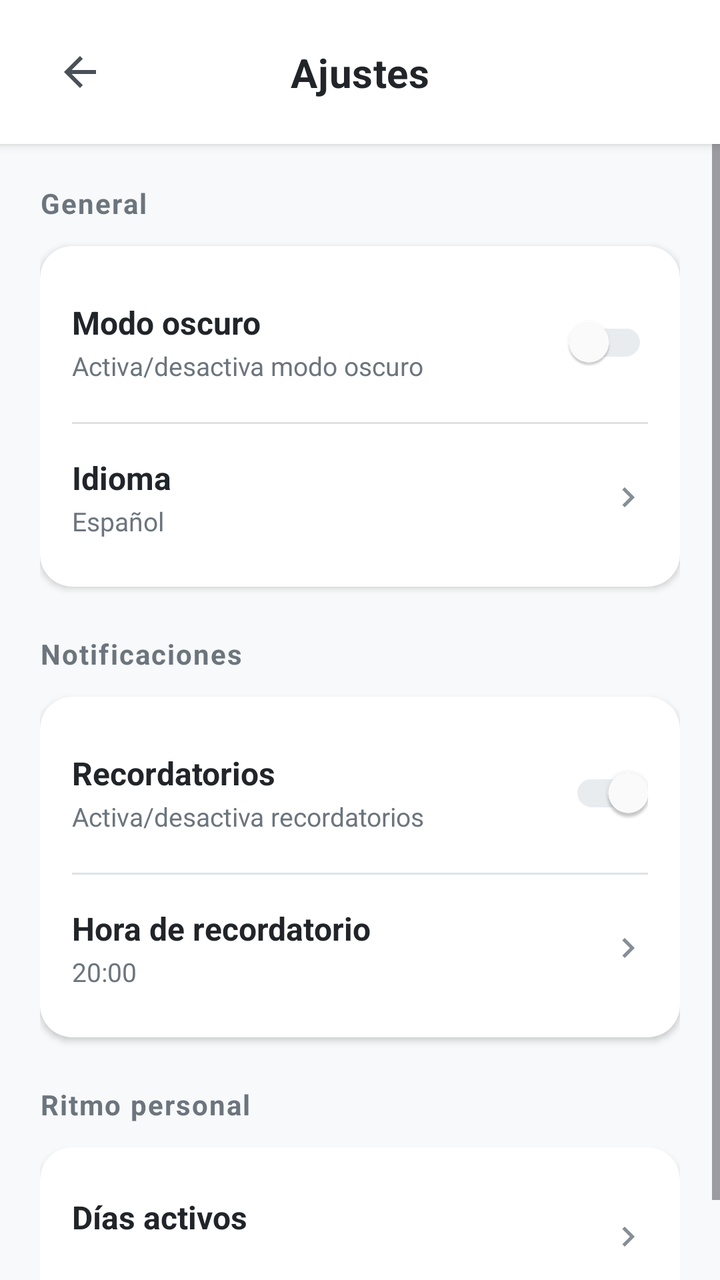
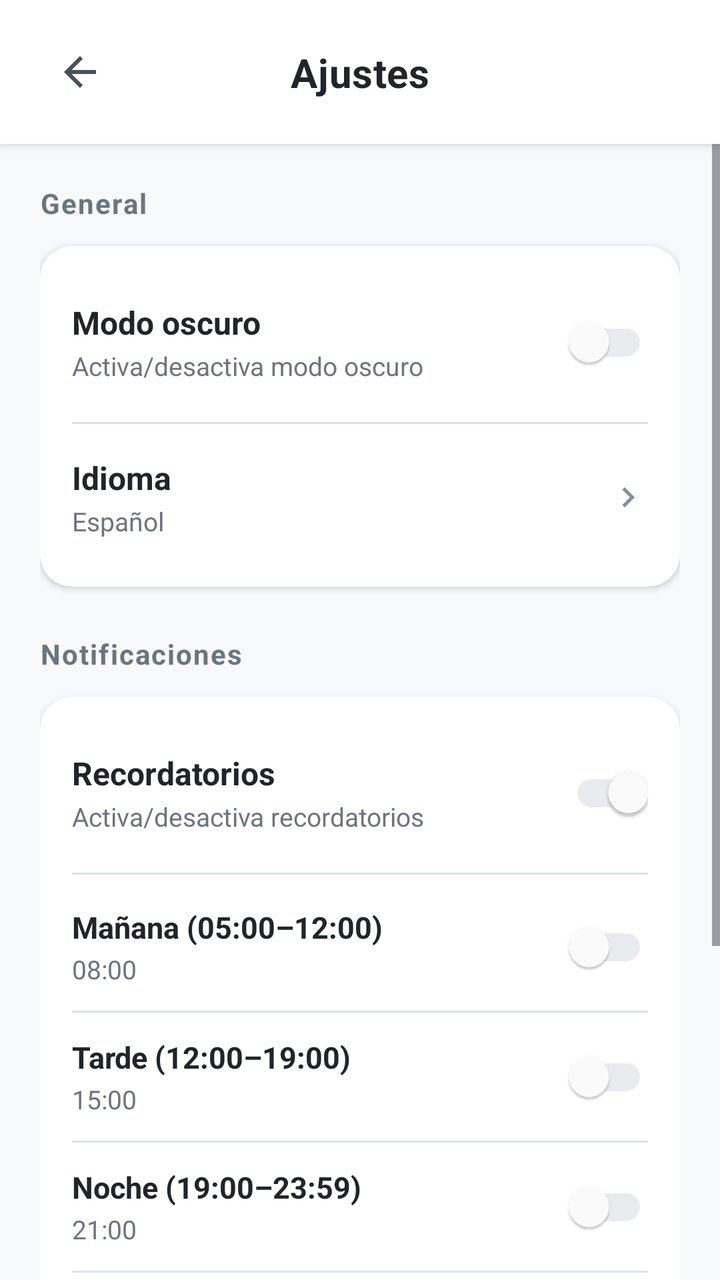

Compare the two renders of this Android layout. The source of the first and the diff that turns it into the second are given below.
<!-- AndroidManifest.xml: application theme Theme.Pace -->
<!-- res/layout/activity_settings.xml -->
<?xml version="1.0" encoding="utf-8"?>
<androidx.constraintlayout.widget.ConstraintLayout
    xmlns:android="http://schemas.android.com/apk/res/android"
    xmlns:app="http://schemas.android.com/apk/res-auto"
    android:layout_width="match_parent"
    android:layout_height="match_parent"
    android:background="@color/background_primary">

    
    <androidx.constraintlayout.widget.ConstraintLayout
        android:id="@+id/headerLayout"
        android:layout_width="0dp"
        android:layout_height="wrap_content"
        android:background="@color/background_card"
        android:elevation="3dp"
        android:paddingTop="16dp"
        android:paddingBottom="16dp"
        android:paddingStart="20dp"
        android:paddingEnd="20dp"
        app:layout_constraintTop_toTopOf="parent"
        app:layout_constraintStart_toStartOf="parent"
        app:layout_constraintEnd_toEndOf="parent">

        
        <ImageButton
            android:id="@+id/backButton"
            android:layout_width="40dp"
            android:layout_height="40dp"
            android:src="@drawable/ic_arrow_back"
            android:background="?attr/selectableItemBackgroundBorderless"
            android:contentDescription="Volver"
            android:scaleType="centerInside"
            app:tint="@color/accent_primary"
            app:layout_constraintTop_toTopOf="parent"
            app:layout_constraintBottom_toBottomOf="parent"
            app:layout_constraintStart_toStartOf="parent" />

        
        <TextView
            android:layout_width="wrap_content"
            android:layout_height="wrap_content"
            android:text="@string/title_stngs"
            android:textSize="20sp"
            android:textStyle="bold"
            android:textColor="@color/text_primary"
            android:letterSpacing="0.01"
            app:layout_constraintTop_toTopOf="parent"
            app:layout_constraintBottom_toBottomOf="parent"
            app:layout_constraintStart_toStartOf="parent"
            app:layout_constraintEnd_toEndOf="parent" />

    </androidx.constraintlayout.widget.ConstraintLayout>

    
    <ScrollView
        android:layout_width="0dp"
        android:layout_height="0dp"
        android:fillViewport="true"
        app:layout_constraintTop_toBottomOf="@id/headerLayout"
        app:layout_constraintBottom_toBottomOf="parent"
        app:layout_constraintStart_toStartOf="parent"
        app:layout_constraintEnd_toEndOf="parent">

        <LinearLayout
            android:layout_width="match_parent"
            android:layout_height="wrap_content"
            android:orientation="vertical"
            android:padding="20dp">

            
            <TextView
                android:layout_width="wrap_content"
                android:layout_height="wrap_content"
                android:text="@string/title_gnrl"
                android:textSize="14sp"
                android:textStyle="bold"
                android:textColor="@color/text_secondary"
                android:letterSpacing="0.05"
                android:layout_marginBottom="12dp" />

            
            <com.google.android.material.card.MaterialCardView
                android:layout_width="match_parent"
                android:layout_height="wrap_content"
                android:layout_marginBottom="24dp"
                app:cardCornerRadius="16dp"
                app:cardElevation="2dp"
                app:strokeWidth="0dp"
                app:cardBackgroundColor="@color/background_card">

                <LinearLayout
                    android:layout_width="match_parent"
                    android:layout_height="wrap_content"
                    android:orientation="vertical"
                    android:padding="16dp">

                    
                    <LinearLayout
                        android:layout_width="match_parent"
                        android:layout_height="wrap_content"
                        android:orientation="horizontal"
                        android:gravity="center_vertical"
                        android:paddingTop="8dp"
                        android:paddingBottom="8dp">

                        <LinearLayout
                            android:layout_width="0dp"
                            android:layout_height="wrap_content"
                            android:layout_weight="1"
                            android:orientation="vertical">

                            <TextView
                                android:layout_width="wrap_content"
                                android:layout_height="wrap_content"
                                android:text="@string/dark_mode"
                                android:textSize="16sp"
                                android:textColor="@color/text_primary"
                                android:textStyle="bold" />

                            <TextView
                                android:layout_width="wrap_content"
                                android:layout_height="wrap_content"
                                android:text="@string/sub_dark_mode"
                                android:textSize="13sp"
                                android:textColor="@color/text_secondary"
                                android:layout_marginTop="2dp" />

                        </LinearLayout>

                        <com.google.android.material.switchmaterial.SwitchMaterial
                            android:id="@+id/darkModeSwitch"
                            android:layout_width="wrap_content"
                            android:layout_height="wrap_content"
                            app:thumbTint="@color/white"
                            app:trackTint="@color/accent_secondary"
                            app:trackTintMode="src_in" />

                    </LinearLayout>

                    
                    <View
                        android:layout_width="match_parent"
                        android:layout_height="1dp"
                        android:background="@color/border_color"
                        android:layout_marginTop="8dp"
                        android:layout_marginBottom="8dp" />

                    
                    <LinearLayout
                        android:id="@+id/languageOption"
                        android:layout_width="match_parent"
                        android:layout_height="wrap_content"
                        android:orientation="horizontal"
                        android:gravity="center_vertical"
                        android:paddingTop="8dp"
                        android:paddingBottom="8dp"
                        android:clickable="true"
                        android:focusable="true"
                        android:background="?attr/selectableItemBackground">

                        <LinearLayout
                            android:layout_width="0dp"
                            android:layout_height="wrap_content"
                            android:layout_weight="1"
                            android:orientation="vertical">

                            <TextView
                                android:layout_width="wrap_content"
                                android:layout_height="wrap_content"
                                android:text="@string/idiom"
                                android:textSize="16sp"
                                android:textColor="@color/text_primary"
                                android:textStyle="bold" />

                            <TextView
                                android:id="@+id/currentLanguageText"
                                android:layout_width="wrap_content"
                                android:layout_height="wrap_content"
                                android:text="@string/sub_idiom"
                                android:textSize="13sp"
                                android:textColor="@color/text_secondary"
                                android:layout_marginTop="2dp" />

                        </LinearLayout>

                        <ImageView
                            android:layout_width="20dp"
                            android:layout_height="20dp"
                            android:src="@drawable/ic_arrow_right"
                            android:contentDescription="Cambiar idioma"
                            app:tint="@color/icon_color" />

                    </LinearLayout>

                </LinearLayout>

            </com.google.android.material.card.MaterialCardView>

            
            <TextView
                android:layout_width="wrap_content"
                android:layout_height="wrap_content"
                android:text="@string/title_ntf"
                android:textSize="14sp"
                android:textStyle="bold"
                android:textColor="@color/text_secondary"
                android:letterSpacing="0.05"
                android:layout_marginBottom="12dp" />

            
            <com.google.android.material.card.MaterialCardView
                android:layout_width="match_parent"
                android:layout_height="wrap_content"
                android:layout_marginBottom="24dp"
                app:cardCornerRadius="16dp"
                app:cardElevation="2dp"
                app:strokeWidth="0dp"
                app:cardBackgroundColor="@color/background_card">

                <LinearLayout
                    android:layout_width="match_parent"
                    android:layout_height="wrap_content"
                    android:orientation="vertical"
                    android:padding="16dp">

                    
                    <LinearLayout
                        android:layout_width="match_parent"
                        android:layout_height="wrap_content"
                        android:orientation="horizontal"
                        android:gravity="center_vertical"
                        android:paddingTop="8dp"
                        android:paddingBottom="8dp">

                        <LinearLayout
                            android:layout_width="0dp"
                            android:layout_height="wrap_content"
                            android:layout_weight="1"
                            android:orientation="vertical">

                            <TextView
                                android:layout_width="wrap_content"
                                android:layout_height="wrap_content"
                                android:text="@string/remember"
                                android:textSize="16sp"
                                android:textColor="@color/text_primary"
                                android:textStyle="bold" />

                            <TextView
                                android:layout_width="wrap_content"
                                android:layout_height="wrap_content"
                                android:text="@string/sub_remember"
                                android:textSize="13sp"
                                android:textColor="@color/text_secondary"
                                android:layout_marginTop="2dp" />

                        </LinearLayout>

                        <com.google.android.material.switchmaterial.SwitchMaterial
                            android:id="@+id/remindersSwitch"
                            android:layout_width="wrap_content"
                            android:layout_height="wrap_content"
                            android:checked="true"
                            app:thumbTint="@color/white"
                            app:trackTint="@color/accent_secondary"
                            app:trackTintMode="src_in" />

                    </LinearLayout>

                    
                    <View
                        android:layout_width="match_parent"
                        android:layout_height="1dp"
                        android:background="@color/border_color"
                        android:layout_marginTop="8dp"
                        android:layout_marginBottom="8dp" />

                    
                    <LinearLayout
                        android:id="@+id/reminderTimeOption"
                        android:layout_width="match_parent"
                        android:layout_height="wrap_content"
                        android:orientation="horizontal"
                        android:gravity="center_vertical"
                        android:paddingTop="8dp"
                        android:paddingBottom="8dp"
                        android:clickable="true"
                        android:focusable="true"
                        android:background="?attr/selectableItemBackground">

                        <LinearLayout
                            android:layout_width="0dp"
                            android:layout_height="wrap_content"
                            android:layout_weight="1"
                            android:orientation="vertical">

                            <TextView
                                android:layout_width="wrap_content"
                                android:layout_height="wrap_content"
                                android:text="@string/time"
                                android:textSize="16sp"
                                android:textColor="@color/text_primary"
                                android:textStyle="bold" />

                            <TextView
                                android:id="@+id/reminderTimeText"
                                android:layout_width="wrap_content"
                                android:layout_height="wrap_content"
                                android:text="20:00"
                                android:textSize="13sp"
                                android:textColor="@color/text_secondary"
                                android:layout_marginTop="2dp" />

                        </LinearLayout>

                        <ImageView
                            android:layout_width="20dp"
                            android:layout_height="20dp"
                            android:src="@drawable/ic_arrow_right"
                            android:contentDescription="Cambiar hora"
                            app:tint="@color/icon_color" />

                    </LinearLayout>

                </LinearLayout>

            </com.google.android.material.card.MaterialCardView>

            
            <TextView
                android:layout_width="wrap_content"
                android:layout_height="wrap_content"
                android:text="@string/title_rithm"
                android:textSize="14sp"
                android:textStyle="bold"
                android:textColor="@color/text_secondary"
                android:letterSpacing="0.05"
                android:layout_marginBottom="12dp" />

            
            <com.google.android.material.card.MaterialCardView
                android:layout_width="match_parent"
                android:layout_height="wrap_content"
                app:cardCornerRadius="16dp"
                app:cardElevation="2dp"
                app:strokeWidth="0dp"
                app:cardBackgroundColor="@color/background_card">

                <LinearLayout
                    android:layout_width="match_parent"
                    android:layout_height="wrap_content"
                    android:orientation="vertical"
                    android:padding="16dp">

                    
                    <LinearLayout
                        android:id="@+id/activeDaysOption"
                        android:layout_width="match_parent"
                        android:layout_height="wrap_content"
                        android:orientation="horizontal"
                        android:gravity="center_vertical"
                        android:paddingTop="8dp"
                        android:paddingBottom="8dp"
                        android:clickable="true"
                        android:focusable="true"
                        android:background="?attr/selectableItemBackground">

                        <LinearLayout
                            android:layout_width="0dp"
                            android:layout_height="wrap_content"
                            android:layout_weight="1"
                            android:orientation="vertical">

                            <TextView
                                android:layout_width="wrap_content"
                                android:layout_height="wrap_content"
                                android:text="@string/active_days_title"
                                android:textSize="16sp"
                                android:textColor="@color/text_primary"
                                android:textStyle="bold" />

                            <TextView
                                android:id="@+id/activeDaysText"
                                android:layout_width="wrap_content"
                                android:layout_height="wrap_content"
                                android:text=""
                                android:textSize="13sp"
                                android:textColor="@color/text_secondary"
                                android:layout_marginTop="2dp" />

                        </LinearLayout>

                        <ImageView
                            android:layout_width="20dp"
                            android:layout_height="20dp"
                            android:src="@drawable/ic_arrow_right"
                            android:contentDescription="Configurar días"
                            app:tint="@color/icon_color" />

                    </LinearLayout>

                </LinearLayout>

            </com.google.android.material.card.MaterialCardView>

        </LinearLayout>

    </ScrollView>

</androidx.constraintlayout.widget.ConstraintLayout>
<!-- resources referenced by this layout -->
<resources>
  <color name="accent_primary">#495057</color>
  <color name="accent_secondary">#E9ECEF</color>
  <color name="background_card">#FFFFFF</color>
  <color name="background_primary">#F8F9FA</color>
  <color name="border_color">#DEE2E6</color>
  <color name="icon_color">#868E96</color>
  <color name="text_primary">#212529</color>
  <color name="text_secondary">#6C757D</color>
  <color name="white">#FFFFFFFF</color>
  <!-- drawable ic_arrow_back (drawable) -->
  <vector xmlns:android="http://schemas.android.com/apk/res/android"
      android:width="24dp"
      android:height="24dp"
      android:viewportWidth="24"
      android:viewportHeight="24">
      <path
          android:fillColor="@color/accent_primary"
          android:pathData="M20,11H7.83l5.59,-5.59L12,4l-8,8 8,8 1.41,-1.41L7.83,13H20v-2z"/>
  </vector>
  <!-- drawable ic_arrow_right (drawable) -->
  <vector xmlns:android="http://schemas.android.com/apk/res/android"
      android:width="24dp"
      android:height="24dp"
      android:viewportWidth="24"
      android:viewportHeight="24">
      <path
          android:fillColor="@color/icon_color"
          android:pathData="M8.59,16.59L13.17,12 8.59,7.41 10,6l6,6 -6,6 -1.41,-1.41z"/>
  </vector>
  <string name="active_days_title">Días activos</string>
  <string name="dark_mode">Modo oscuro</string>
  <string name="idiom">Idioma</string>
  <string name="remember">Recordatorios</string>
  <string name="sub_dark_mode">Activa/desactiva modo oscuro</string>
  <string name="sub_idiom">Español</string>
  <string name="sub_remember">Activa/desactiva recordatorios</string>
  <string name="time">Hora de recordatorio</string>
  <string name="title_gnrl">General</string>
  <string name="title_ntf">Notificaciones</string>
  <string name="title_rithm">Ritmo personal</string>
  <string name="title_stngs">Ajustes</string>
  <style name="Theme.Pace" parent="Base.Theme.Pace" />
  <style name="Base.Theme.Pace" parent="Theme.Material3.DayNight.NoActionBar">
          
          <item name="android:statusBarColor">@color/black</item>
          <item name="android:windowOptOutEdgeToEdgeEnforcement" tools:targetApi="35">true</item>
      </style>
  <color name="black">#FF000000</color>
</resources>

<!-- the commit's change to res/layout/activity_settings.xml (unified diff, before → after) -->
@@ -277,50 +277,220 @@
 
                     
                     <LinearLayout
-                        android:id="@+id/reminderTimeOption"
-                        android:layout_width="match_parent"
-                        android:layout_height="wrap_content"
-                        android:orientation="horizontal"
-                        android:gravity="center_vertical"
-                        android:paddingTop="8dp"
-                        android:paddingBottom="8dp"
-                        android:clickable="true"
-                        android:focusable="true"
-                        android:background="?attr/selectableItemBackground">
-
-                        <LinearLayout
-                            android:layout_width="0dp"
-                            android:layout_height="wrap_content"
-                            android:layout_weight="1"
-                            android:orientation="vertical">
-
-                            <TextView
-                                android:layout_width="wrap_content"
-                                android:layout_height="wrap_content"
-                                android:text="@string/time"
-                                android:textSize="16sp"
-                                android:textColor="@color/text_primary"
-                                android:textStyle="bold" />
-
-                            <TextView
-                                android:id="@+id/reminderTimeText"
-                                android:layout_width="wrap_content"
-                                android:layout_height="wrap_content"
-                                android:text="20:00"
-                                android:textSize="13sp"
-                                android:textColor="@color/text_secondary"
-                                android:layout_marginTop="2dp" />
-
-                        </LinearLayout>
-
-                        <ImageView
-                            android:layout_width="20dp"
-                            android:layout_height="20dp"
-                            android:src="@drawable/ic_arrow_right"
-                            android:contentDescription="Cambiar hora"
-                            app:tint="@color/icon_color" />
-
-                    </LinearLayout>
+                        android:layout_width="match_parent"
+                        android:layout_height="wrap_content"
+                        android:orientation="horizontal"
+                        android:gravity="center_vertical"
+                        android:paddingTop="4dp"
+                        android:paddingBottom="4dp">
+
+                        <LinearLayout
+                            android:id="@+id/morningTimeOption"
+                            android:layout_width="0dp"
+                            android:layout_height="wrap_content"
+                            android:layout_weight="1"
+                            android:orientation="vertical"
+                            android:clickable="true"
+                            android:focusable="true"
+                            android:background="?attr/selectableItemBackground">
+
+                            <TextView
+                                android:layout_width="wrap_content"
+                                android:layout_height="wrap_content"
+                                android:text="@string/reminder_morning"
+                                android:textSize="15sp"
+                                android:textColor="@color/text_primary"
+                                android:textStyle="bold" />
+
+                            <TextView
+                                android:id="@+id/morningTimeText"
+                                android:layout_width="wrap_content"
+                                android:layout_height="wrap_content"
+                                android:text="08:00"
+                                android:textSize="13sp"
+                                android:textColor="@color/text_secondary"
+                                android:layout_marginTop="2dp" />
+
+                        </LinearLayout>
+
+                        <com.google.android.material.switchmaterial.SwitchMaterial
+                            android:id="@+id/morningSwitch"
+                            android:layout_width="wrap_content"
+                            android:layout_height="wrap_content"
+                            app:thumbTint="@color/white"
+                            app:trackTint="@color/accent_secondary"
+                            app:trackTintMode="src_in" />
+
+                    </LinearLayout>
+
+                    
+                    <View
+                        android:layout_width="match_parent"
+                        android:layout_height="1dp"
+                        android:background="@color/border_color"
+                        android:layout_marginTop="4dp"
+                        android:layout_marginBottom="4dp" />
+
+                    
+                    <LinearLayout
+                        android:layout_width="match_parent"
+                        android:layout_height="wrap_content"
+                        android:orientation="horizontal"
+                        android:gravity="center_vertical"
+                        android:paddingTop="4dp"
+                        android:paddingBottom="4dp">
+
+                        <LinearLayout
+                            android:id="@+id/afternoonTimeOption"
+                            android:layout_width="0dp"
+                            android:layout_height="wrap_content"
+                            android:layout_weight="1"
+                            android:orientation="vertical"
+                            android:clickable="true"
+                            android:focusable="true"
+                            android:background="?attr/selectableItemBackground">
+
+                            <TextView
+                                android:layout_width="wrap_content"
+                                android:layout_height="wrap_content"
+                                android:text="@string/reminder_afternoon"
+                                android:textSize="15sp"
+                                android:textColor="@color/text_primary"
+                                android:textStyle="bold" />
+
+                            <TextView
+                                android:id="@+id/afternoonTimeText"
+                                android:layout_width="wrap_content"
+                                android:layout_height="wrap_content"
+                                android:text="15:00"
+                                android:textSize="13sp"
+                                android:textColor="@color/text_secondary"
+                                android:layout_marginTop="2dp" />
+
+                        </LinearLayout>
+
+                        <com.google.android.material.switchmaterial.SwitchMaterial
+                            android:id="@+id/afternoonSwitch"
+                            android:layout_width="wrap_content"
+                            android:layout_height="wrap_content"
+                            app:thumbTint="@color/white"
+                            app:trackTint="@color/accent_secondary"
+                            app:trackTintMode="src_in" />
+
+                    </LinearLayout>
+
+                    
+                    <View
+                        android:layout_width="match_parent"
+                        android:layout_height="1dp"
+                        android:background="@color/border_color"
+                        android:layout_marginTop="4dp"
+                        android:layout_marginBottom="4dp" />
+
+                    
+                    <LinearLayout
+                        android:layout_width="match_parent"
+                        android:layout_height="wrap_content"
+                        android:orientation="horizontal"
+                        android:gravity="center_vertical"
+                        android:paddingTop="4dp"
+                        android:paddingBottom="4dp">
+
+                        <LinearLayout
+                            android:id="@+id/eveningTimeOption"
+                            android:layout_width="0dp"
+                            android:layout_height="wrap_content"
+                            android:layout_weight="1"
+                            android:orientation="vertical"
+                            android:clickable="true"
+                            android:focusable="true"
+                            android:background="?attr/selectableItemBackground">
+
+                            <TextView
+                                android:layout_width="wrap_content"
+                                android:layout_height="wrap_content"
+                                android:text="@string/reminder_evening"
+                                android:textSize="15sp"
+                                android:textColor="@color/text_primary"
+                                android:textStyle="bold" />
+
+                            <TextView
+                                android:id="@+id/eveningTimeText"
+                                android:layout_width="wrap_content"
+                                android:layout_height="wrap_content"
+                                android:text="21:00"
+                                android:textSize="13sp"
+                                android:textColor="@color/text_secondary"
+                                android:layout_marginTop="2dp" />
+
+                        </LinearLayout>
+
+                        <com.google.android.material.switchmaterial.SwitchMaterial
+                            android:id="@+id/eveningSwitch"
+                            android:layout_width="wrap_content"
+                            android:layout_height="wrap_content"
+                            app:thumbTint="@color/white"
+                            app:trackTint="@color/accent_secondary"
+                            app:trackTintMode="src_in" />
+
+                    </LinearLayout>
+
+                    
+                    <View
+                        android:layout_width="match_parent"
+                        android:layout_height="1dp"
+                        android:background="@color/border_color"
+                        android:layout_marginTop="4dp"
+                        android:layout_marginBottom="4dp" />
+
+                    
+                    <LinearLayout
+                        android:layout_width="match_parent"
+                        android:layout_height="wrap_content"
+                        android:orientation="horizontal"
+                        android:gravity="center_vertical"
+                        android:paddingTop="4dp"
+                        android:paddingBottom="4dp">
+
+                        <LinearLayout
+                            android:id="@+id/allDayTimeOption"
+                            android:layout_width="0dp"
+                            android:layout_height="wrap_content"
+                            android:layout_weight="1"
+                            android:orientation="vertical"
+                            android:clickable="true"
+                            android:focusable="true"
+                            android:background="?attr/selectableItemBackground">
+
+                            <TextView
+                                android:layout_width="wrap_content"
+                                android:layout_height="wrap_content"
+                                android:text="@string/reminder_allday"
+                                android:textSize="15sp"
+                                android:textColor="@color/text_primary"
+                                android:textStyle="bold" />
+
+                            <TextView
+                                android:id="@+id/allDayTimeText"
+                                android:layout_width="wrap_content"
+                                android:layout_height="wrap_content"
+                                android:text="09:00"
+                                android:textSize="13sp"
+                                android:textColor="@color/text_secondary"
+                                android:layout_marginTop="2dp" />
+
+                        </LinearLayout>
+
+                        <com.google.android.material.switchmaterial.SwitchMaterial
+                            android:id="@+id/allDaySwitch"
+                            android:layout_width="wrap_content"
+                            android:layout_height="wrap_content"
+                            app:thumbTint="@color/white"
+                            app:trackTint="@color/accent_secondary"
+                            app:trackTintMode="src_in" />
+
+                    </LinearLayout>
+
 
                 </LinearLayout>
 
<!-- resource entries referenced after the edit -->
@@ -33,10 +33,13 @@
   <string name="dark_mode">Modo oscuro</string>
   <string name="idiom">Idioma</string>
   <string name="remember">Recordatorios</string>
+  <string name="reminder_afternoon">Tarde (12:00–19:00)</string>
+  <string name="reminder_allday">Todo el día</string>
+  <string name="reminder_evening">Noche (19:00–23:59)</string>
+  <string name="reminder_morning">Mañana (05:00–12:00)</string>
   <string name="sub_dark_mode">Activa/desactiva modo oscuro</string>
   <string name="sub_idiom">Español</string>
   <string name="sub_remember">Activa/desactiva recordatorios</string>
-  <string name="time">Hora de recordatorio</string>
   <string name="title_gnrl">General</string>
   <string name="title_ntf">Notificaciones</string>
   <string name="title_rithm">Ritmo personal</string>
